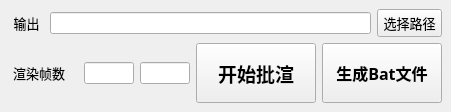
Old version of the form commons/ui/RenderSetting.ui in the repository lonegather/Barbarian.
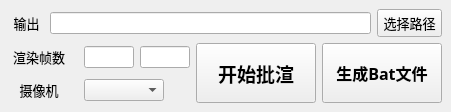
New version of the form.

Diff of the .ui file:
```diff
--- a/commons/ui/RenderSetting.ui
+++ b/commons/ui/RenderSetting.ui
@@ -145,7 +145,7 @@
       </property>
      </widget>
     </item>
-    <item row="1" column="4">
+    <item row="1" column="4" rowspan="2">
      <widget class="QPushButton" name="pushButton_2">
       <property name="minimumSize">
        <size>
@@ -175,7 +175,7 @@
       </property>
      </widget>
     </item>
-    <item row="1" column="5" colspan="2">
+    <item row="1" column="5" rowspan="2" colspan="2">
      <widget class="QPushButton" name="pushButton_3">
       <property name="minimumSize">
        <size>
@@ -205,6 +205,52 @@
       </property>
      </widget>
     </item>
+    <item row="2" column="0" colspan="2">
+     <widget class="QLabel" name="label_3">
+      <property name="minimumSize">
+       <size>
+        <width>60</width>
+        <height>0</height>
+       </size>
+      </property>
+      <property name="maximumSize">
+       <size>
+        <width>60</width>
+        <height>16777215</height>
+       </size>
+      </property>
+      <property name="font">
+       <font>
+        <family>微软雅黑</family>
+        <pointsize>10</pointsize>
+        <weight>50</weight>
+        <bold>false</bold>
+       </font>
+      </property>
+      <property name="text">
+       <string>摄像机</string>
+      </property>
+      <property name="alignment">
+       <set>Qt::AlignCenter</set>
+      </property>
+     </widget>
+    </item>
+    <item row="2" column="2" colspan="2">
+     <widget class="QComboBox" name="BeathRenderOptionMenu">
+      <property name="minimumSize">
+       <size>
+        <width>80</width>
+        <height>0</height>
+       </size>
+      </property>
+      <property name="maximumSize">
+       <size>
+        <width>80</width>
+        <height>16777215</height>
+       </size>
+      </property>
+     </widget>
+    </item>
    </layout>
   </widget>
  </widget>
```
